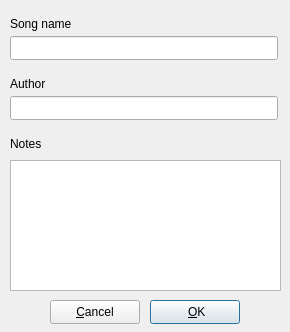
This is gui/src/UI/SongPropertiesDialog_UI.ui in hydrogen-music/hydrogen as Qt 5 draws it before an edit. The edited form follows.
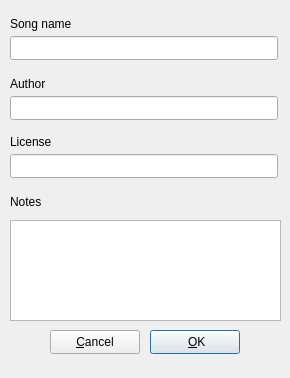
This is the edited form.

Commit message: added "license"-field for songs

The edit to the form file:
```diff
--- a/gui/src/UI/SongPropertiesDialog_UI.ui
+++ b/gui/src/UI/SongPropertiesDialog_UI.ui
@@ -6,7 +6,7 @@
     <x>0</x>
     <y>0</y>
     <width>290</width>
-    <height>332</height>
+    <height>378</height>
    </rect>
   </property>
   <property name="windowTitle" >
@@ -55,7 +55,7 @@
    <property name="geometry" >
     <rect>
      <x>10</x>
-     <y>132</y>
+     <y>190</y>
      <width>268</width>
      <height>24</height>
     </rect>
@@ -93,7 +93,7 @@
    <property name="geometry" >
     <rect>
      <x>150</x>
-     <y>300</y>
+     <y>330</y>
      <width>90</width>
      <height>24</height>
     </rect>
@@ -112,7 +112,7 @@
    <property name="geometry" >
     <rect>
      <x>50</x>
-     <y>300</y>
+     <y>330</y>
      <width>90</width>
      <height>24</height>
     </rect>
@@ -128,12 +128,41 @@
    <property name="geometry" >
     <rect>
      <x>10</x>
-     <y>160</y>
+     <y>220</y>
      <width>271</width>
-     <height>131</height>
+     <height>101</height>
     </rect>
    </property>
   </widget>
+  <widget class="QLineEdit" name="licenseTxt" >
+   <property name="geometry" >
+    <rect>
+     <x>10</x>
+     <y>154</y>
+     <width>268</width>
+     <height>24</height>
+    </rect>
+   </property>
+  </widget>
+  <widget class="QLabel" name="TextLabel1_3" >
+   <property name="geometry" >
+    <rect>
+     <x>10</x>
+     <y>130</y>
+     <width>268</width>
+     <height>24</height>
+    </rect>
+   </property>
+   <property name="minimumSize" >
+    <size>
+     <width>0</width>
+     <height>20</height>
+    </size>
+   </property>
+   <property name="text" >
+    <string>License</string>
+   </property>
+  </widget>
  </widget>
  <layoutdefault spacing="6" margin="11" />
  <includes/>
```
Left out of the diff: 1 changed line with no effect on the pictures. The commit also changes 4 other files.
